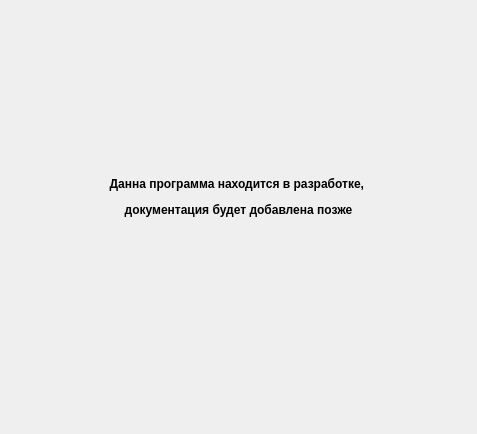
RodionovAS07/Kursovaya, file documentation.ui: the form before one commit.
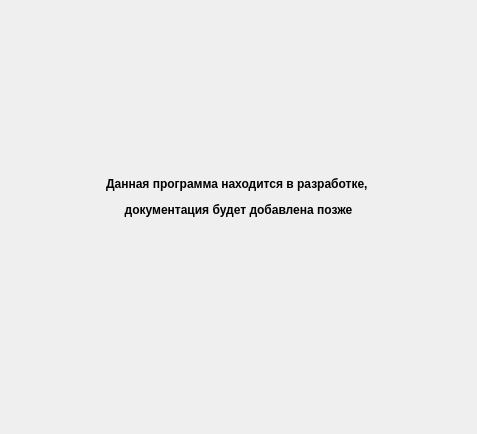
The form after the commit.

The edit to the form file:
```diff
--- a/documentation.ui
+++ b/documentation.ui
@@ -23,7 +23,7 @@
       </sizepolicy>
      </property>
      <property name="text">
-      <string>&lt;html&gt;&lt;head/&gt;&lt;body&gt;&lt;p align=&quot;center&quot;&gt;&lt;span style=&quot; font-weight:700;&quot;&gt;Данна программа находится в разработке, &lt;/span&gt;&lt;/p&gt;&lt;p align=&quot;center&quot;&gt;&lt;span style=&quot; font-weight:700;&quot;&gt;документация будет добавлена позже&lt;/span&gt;&lt;/p&gt;&lt;p align=&quot;center&quot;&gt;&lt;br/&gt;&lt;/p&gt;&lt;/body&gt;&lt;/html&gt;</string>
+      <string>&lt;html&gt;&lt;head/&gt;&lt;body&gt;&lt;p align=&quot;center&quot;&gt;&lt;span style=&quot; font-weight:700;&quot;&gt;Данная программа находится в разработке, &lt;/span&gt;&lt;/p&gt;&lt;p align=&quot;center&quot;&gt;&lt;span style=&quot; font-weight:700;&quot;&gt;документация будет добавлена позже&lt;/span&gt;&lt;/p&gt;&lt;p align=&quot;center&quot;&gt;&lt;br/&gt;&lt;/p&gt;&lt;/body&gt;&lt;/html&gt;</string>
      </property>
      <property name="textFormat">
       <enum>Qt::AutoText</enum>
```
